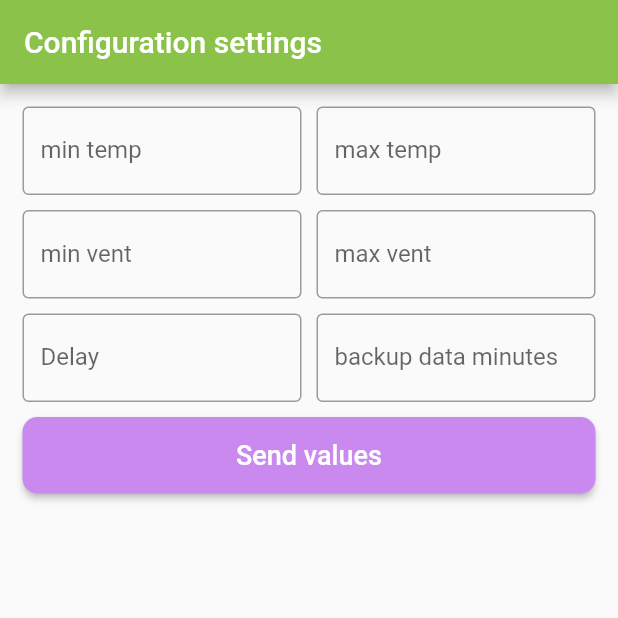
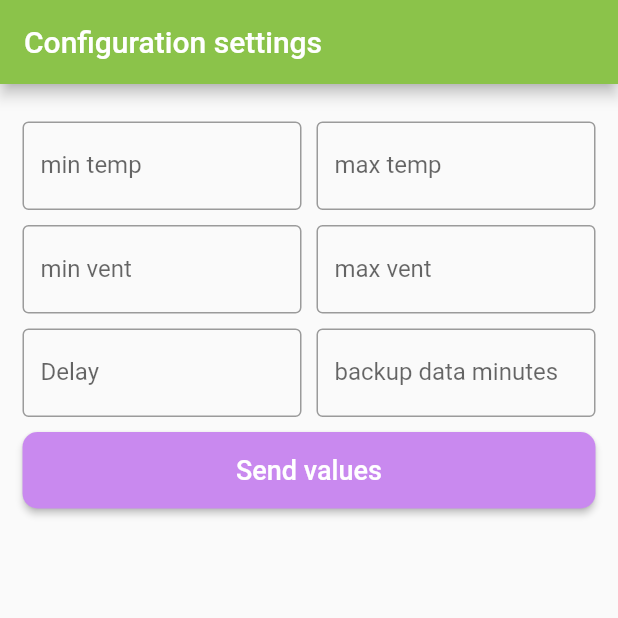
Before and after one commit to Chikeken-Debug/Flutter-App-Code, a Flutter app: the SettingConfig screen opened directly, on a phone screen of 412 x 824 dp, the top half of it. Run offline on Flutter 3.47's test engine with Material 2 defaults, Android fonts, the phone set to English and light mode, and no system bars; our stand-ins replace connectivity_plus, csv, curved_navigation_bar, firebase_auth, firebase_core, firebase_database and 11 more; missing offline and left inert: animated_widgets, draw_graph, flutter_vibrate; accounts and stored records are empty.

Commit message:
fail one

```diff
--- a/lib/Layout/setting_config.dart
+++ b/lib/Layout/setting_config.dart
@@ -37,6 +37,9 @@ class _SettingConfigState extends State<SettingConfig> {
               children: [
                 Column(
                   children: [
+                    SizedBox(
+                      height: 10,
+                    ),
                     Row(
                       children: [
                         Expanded(
```
Also changed, not shown: lib/model/repository/realtime_firebase.dart (+9 -7 lines).
